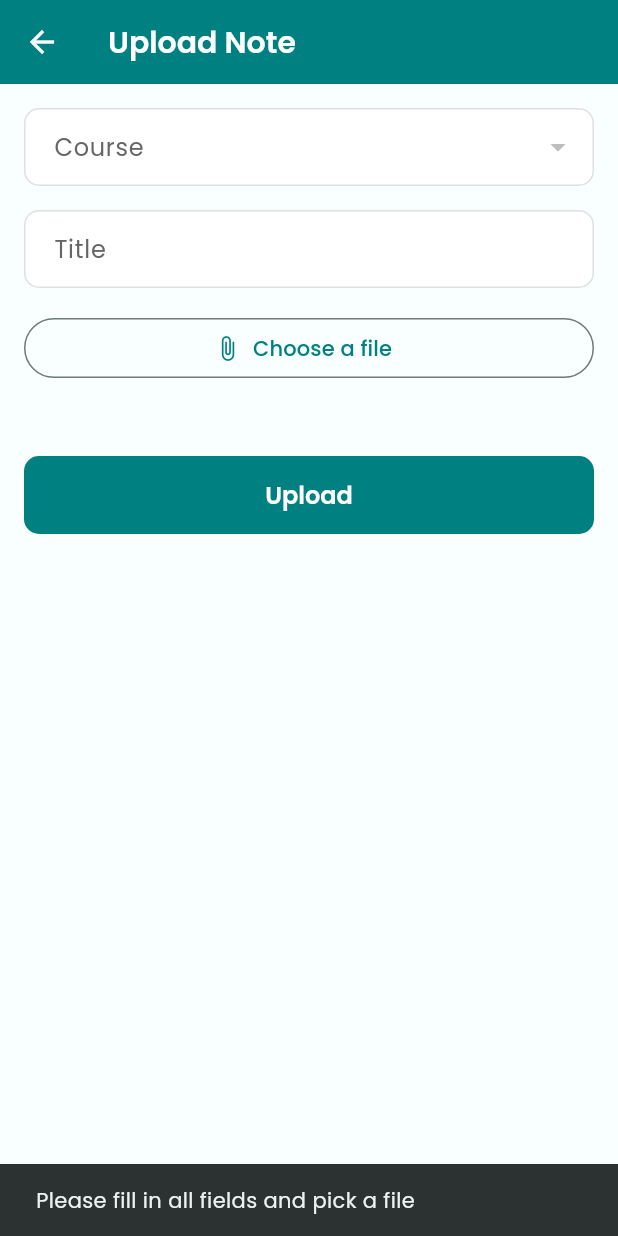
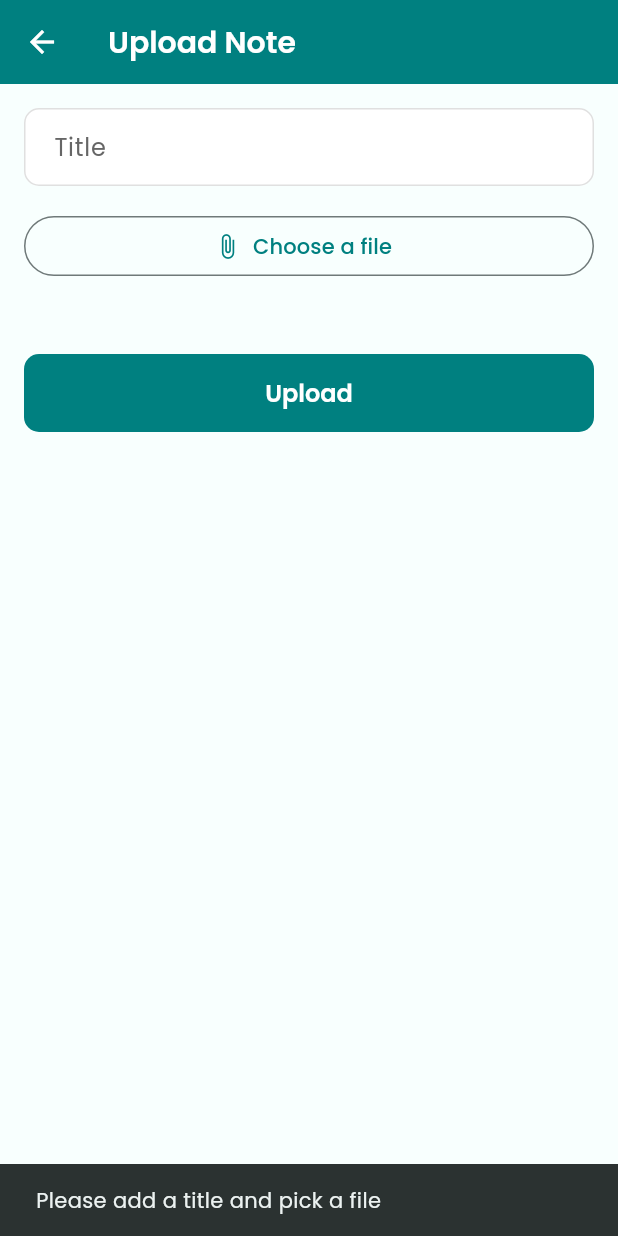
Before and after one commit to pleasurenayebare-tech/smart-study-buddy-app, a Flutter app: the UploadScreen screen opened directly with empty values, after a tap on "Upload", on a phone screen of 412 x 824 dp. Run offline on Flutter 3.47's test engine with Material 3 defaults, Android fonts, the phone set to English and light mode, and no system bars; our stand-ins replace cloud_firestore, file_picker, firebase_auth, firebase_core, firebase_storage, google_fonts; accounts and stored records are empty.

Commit message:
Update upload_screen.dart

```diff
--- a/lib/screens/upload_screen.dart
+++ b/lib/screens/upload_screen.dart
@@ -1,13 +1,12 @@
-import 'dart:io';
 import 'package:flutter/material.dart';
 import 'package:file_picker/file_picker.dart';
-import '../services/upload_service.dart';
+import '../firebase_service.dart';
 
 class UploadScreen extends StatefulWidget {
   final String userId;
-  final List<String> courses; // pass in the user's enrolled courses
+  final String groupId;
 
-  const UploadScreen({super.key, required this.userId, required this.courses});
+  const UploadScreen({super.key, required this.userId, required this.groupId});
 
   @override
   State<UploadScreen> createState() => _UploadScreenState();
@@ -15,10 +14,9 @@ class UploadScreen extends StatefulWidget {
 
 class _UploadScreenState extends State<UploadScreen> {
   final _titleController = TextEditingController();
-  String? _selectedCourse;
-  File? _pickedFile;
+  String? _pickedFilePath;
   double? _progress;
-  final _uploadService = UploadService();
+  final _firebaseService = FirebaseService();
 
   Future<void> _pickFile() async {
     final result = await FilePicker.platform.pickFiles(
@@ -26,33 +24,45 @@ class _UploadScreenState extends State<UploadScreen> {
       allowedExtensions: ['pdf', 'jpg', 'jpeg', 'png'],
     );
     if (result != null && result.files.single.path != null) {
-      setState(() => _pickedFile = File(result.files.single.path!));
+      setState(() => _pickedFilePath = result.files.single.path!);
     }
   }
 
   void _startUpload() {
-    if (_pickedFile == null || _selectedCourse == null || _titleController.text.isEmpty) {
+    if (_pickedFilePath == null || _titleController.text.isEmpty) {
       ScaffoldMessenger.of(context).showSnackBar(
-        const SnackBar(content: Text('Please fill in all fields and pick a file')),
+        const SnackBar(content: Text('Please add a title and pick a file')),
       );
       return;
     }
 
-    _uploadService.uploadNote(
-      file: _pickedFile!,
-      courseId: _selectedCourse!,
-      userId: widget.userId,
-      title: _titleController.text,
-      onComplete: (note) {
+    _firebaseService
+        .uploadNote(
+          filePath: _pickedFilePath!,
+          groupId: widget.groupId,
+          userId: widget.userId,
+          title: _titleController.text,
+        )
+        .listen(
+      (progress) {
+        setState(() => _progress = progress);
+        if (progress >= 1.0) {
+          Future.delayed(const Duration(milliseconds: 300), () {
+            if (!mounted) return;
+            ScaffoldMessenger.of(context).showSnackBar(
+              const SnackBar(content: Text('Upload complete!')),
+            );
+            Navigator.pop(context);
+          });
+        }
+      },
+      onError: (_) {
         setState(() => _progress = null);
         ScaffoldMessenger.of(context).showSnackBar(
-          const SnackBar(content: Text('Upload complete!')),
+          const SnackBar(content: Text('Upload failed. Please try again.')),
         );
-        Navigator.pop(context);
       },
-    ).listen((progress) {
-      setState(() => _progress = progress);
-    });
+    );
   }
 
   @override
@@ -64,15 +74,6 @@ class _UploadScreenState extends State<UploadScreen> {
         child: Column(
           crossAxisAlignment: CrossAxisAlignment.stretch,
           children: [
-            DropdownButtonFormField<String>(
-              value: _selectedCourse,
-              decoration: const InputDecoration(labelText: 'Course'),
-              items: widget.courses
-                  .map((c) => DropdownMenuItem(value: c, child: Text(c)))
-                  .toList(),
-              onChanged: (val) => setState(() => _selectedCourse = val),
-            ),
-            const SizedBox(height: 16),
             TextField(
               controller: _titleController,
               decoration: const InputDecoration(labelText: 'Title'),
@@ -81,7 +82,7 @@ class _UploadScreenState extends State<UploadScreen> {
             OutlinedButton.icon(
               onPressed: _pickFile,
               icon: const Icon(Icons.attach_file),
-              label: Text(_pickedFile?.path.split('/').last ?? 'Choose a file'),
+              label: Text(_pickedFilePath?.split('/').last ?? 'Choose a file'),
             ),
             const SizedBox(height: 24),
             if (_progress != null) LinearProgressIndicator(value: _progress),
```
